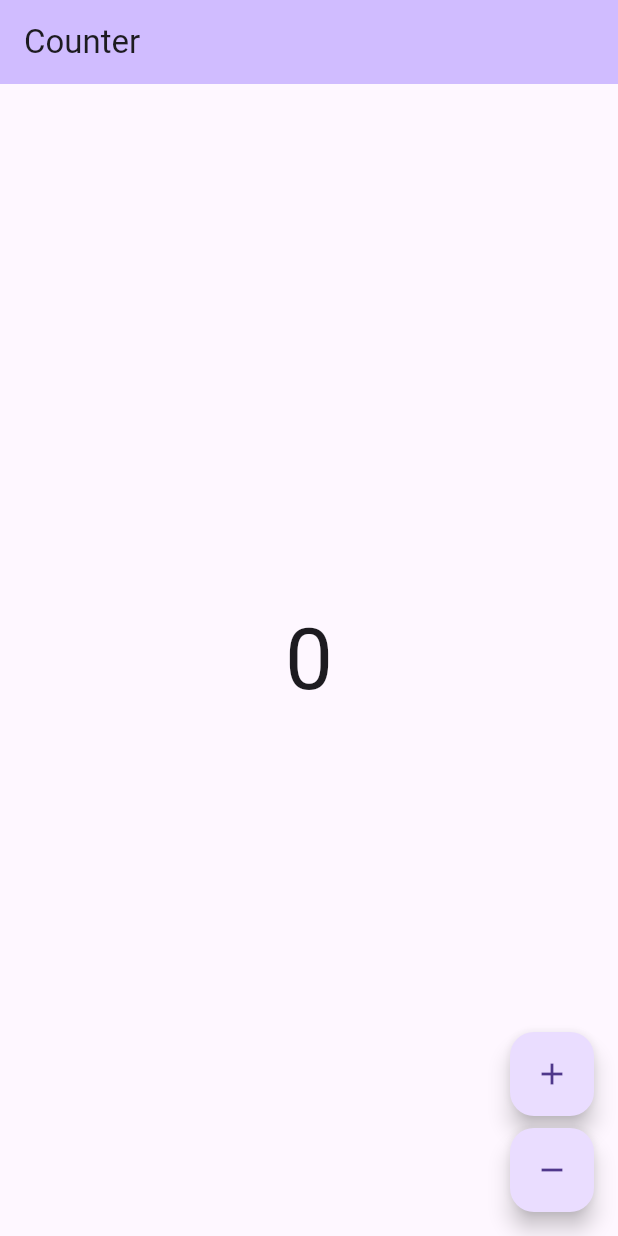
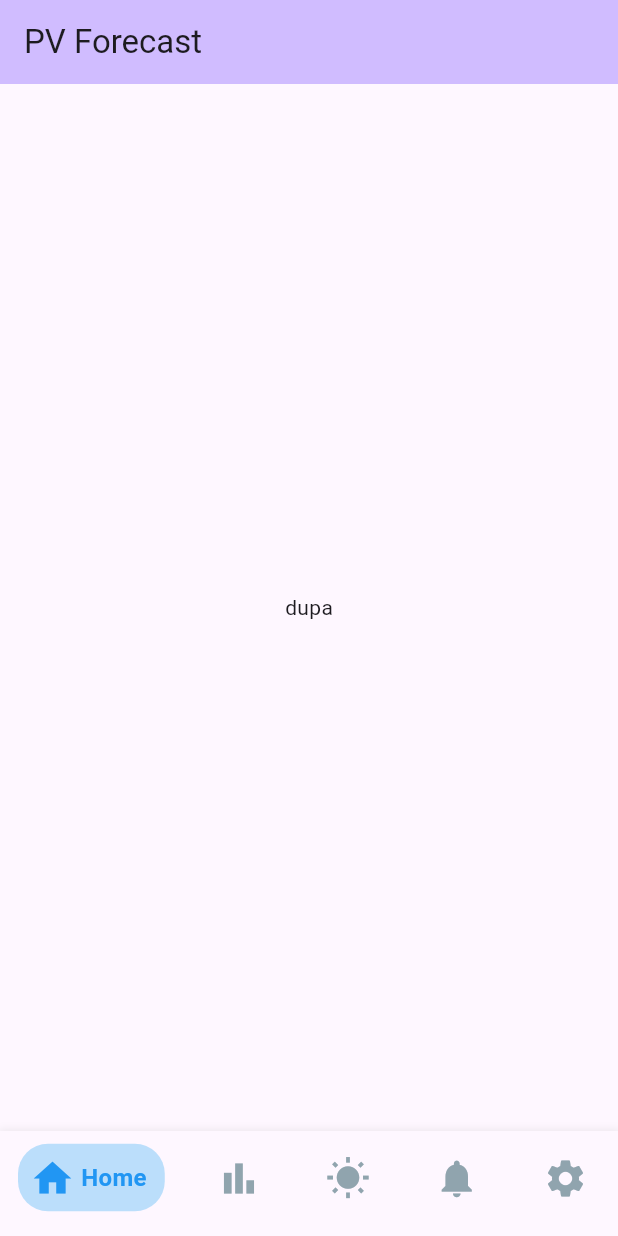
Before and after one commit to 7aku8/pv-forecast, a Flutter app: the screen it shows after launch, on a phone screen of 412 x 824 dp. Run offline on Flutter 3.47's test engine with Material 3 defaults, Android fonts, the light colour scheme and no system bars; our stand-ins replace bloc, nb_utils; generated files the repository leaves out were written again.

Commit message:
feat: bottom navigation bar

```diff
--- a/lib/app/view/app.dart
+++ b/lib/app/view/app.dart
@@ -1,5 +1,5 @@
 import 'package:flutter/material.dart';
-import 'package:pv_forecast/counter/counter.dart';
+import 'package:pv_forecast/dashboard/view/dashboard_page.dart';
 import 'package:pv_forecast/l10n/l10n.dart';
 
 class App extends StatelessWidget {
@@ -16,7 +16,7 @@ class App extends StatelessWidget {
       ),
       localizationsDelegates: AppLocalizations.localizationsDelegates,
       supportedLocales: AppLocalizations.supportedLocales,
-      home: const CounterPage(),
+      home: const DashboardPage(),
     );
   }
 }
--- /dev/null
+++ b/lib/components/bottom_nav.dart
@@ -0,0 +1,102 @@
+import 'package:flutter/material.dart';
+import 'package:nb_utils/nb_utils.dart';
+
+class BottomNav extends StatefulWidget {
+  const BottomNav({super.key});
+
+  @override
+  State<BottomNav> createState() => _BottomNavState();
+}
+
+class _BottomNavState extends State<BottomNav> {
+  List<IconData> navbarIcons = [
+    Icons.home,
+    Icons.bar_chart,
+    Icons.wb_sunny,
+    Icons.notifications,
+    Icons.settings,
+  ];
+
+  List widgets = <Widget>[
+    Center(child: Text('Home', style: boldTextStyle(size: 24))),
+    Center(child: Text('Dashboard', style: boldTextStyle(size: 24))),
+    Center(child: Text('Live data', style: boldTextStyle(size: 24))),
+    Center(child: Text('Alerts', style: boldTextStyle(size: 24))),
+    Center(child: Text('Settings', style: boldTextStyle(size: 24))),
+  ];
+
+  List<String> bottomNavigationName = [
+    'Home',
+    'Search',
+    'Gallery',
+    'Favorite',
+    'Profile',
+  ];
+
+  List<Color> color = [
+    Colors.blue,
+    Colors.orange,
+    Colors.purple,
+    Colors.red,
+    Colors.green,
+  ];
+
+  List<Color> colorShade = [
+    Colors.blue.shade100,
+    Colors.orange.shade100,
+    Colors.purple.shade100,
+    Colors.red.shade100,
+    Colors.green.shade100,
+  ];
+
+  int selectedIndex = 0;
+
+  @override
+  Widget build(BuildContext context) {
+    return Container(
+      padding: const EdgeInsets.only(bottom: 16, left: 12, right: 12, top: 8),
+      height: 70,
+      decoration: boxDecorationDefault(
+        borderRadius: radius(0),
+        color: context.cardColor,
+      ),
+      child: Row(
+        mainAxisAlignment: MainAxisAlignment.spaceBetween,
+        children: navbarIcons.map(
+          (e) {
+            final i = navbarIcons.indexOf(e);
+            return AnimatedContainer(
+              duration: const Duration(milliseconds: 500),
+              padding: const EdgeInsets.all(8),
+              height: 45,
+              decoration: BoxDecoration(
+                color: i == selectedIndex ? colorShade[i] : context.cardColor,
+                borderRadius: radius(20),
+              ),
+              child: Row(
+                mainAxisSize: MainAxisSize.min,
+                children: [
+                  Icon(
+                    e,
+                    size: 30,
+                    color: i == selectedIndex ? color[i] : Colors.blueGrey[300],
+                  ).onTap(
+                    () {
+                      selectedIndex = i;
+                      setState(() {});
+                    },
+                    splashColor: context.cardColor,
+                  ),
+                  Text(
+                    bottomNavigationName[i],
+                    style: boldTextStyle(color: color[i]),
+                  ).paddingSymmetric(horizontal: 4).visible(i == selectedIndex),
+                ],
+              ),
+            );
+          },
+        ).toList(),
+      ),
+    );
+  }
+}
--- a/lib/counter/counter.dart
+++ /dev/null
@@ -1,2 +0,0 @@
-export 'cubit/counter_cubit.dart';
-export 'view/counter_page.dart';
--- a/lib/counter/cubit/counter_cubit.dart
+++ /dev/null
@@ -1,8 +0,0 @@
-import 'package:bloc/bloc.dart';
-
-class CounterCubit extends Cubit<int> {
-  CounterCubit() : super(0);
-
-  void increment() => emit(state + 1);
-  void decrement() => emit(state - 1);
-}
--- a/lib/counter/view/counter_page.dart
+++ /dev/null
@@ -1,55 +0,0 @@
-import 'package:flutter/material.dart';
-import 'package:flutter_bloc/flutter_bloc.dart';
-import 'package:pv_forecast/counter/counter.dart';
-import 'package:pv_forecast/l10n/l10n.dart';
-
-class CounterPage extends StatelessWidget {
-  const CounterPage({super.key});
-
-  @override
-  Widget build(BuildContext context) {
-    return BlocProvider(
-      create: (_) => CounterCubit(),
-      child: const CounterView(),
-    );
-  }
-}
-
-class CounterView extends StatelessWidget {
-  const CounterView({super.key});
-
-  @override
-  Widget build(BuildContext context) {
-    final l10n = context.l10n;
-    return Scaffold(
-      appBar: AppBar(title: Text(l10n.counterAppBarTitle)),
-      body: const Center(child: CounterText()),
-      floatingActionButton: Column(
-        mainAxisAlignment: MainAxisAlignment.end,
-        crossAxisAlignment: CrossAxisAlignment.end,
-        children: [
-          FloatingActionButton(
-            onPressed: () => context.read<CounterCubit>().increment(),
-            child: const Icon(Icons.add),
-          ),
-          const SizedBox(height: 8),
-          FloatingActionButton(
-            onPressed: () => context.read<CounterCubit>().decrement(),
-            child: const Icon(Icons.remove),
-          ),
-        ],
-      ),
-    );
-  }
-}
-
-class CounterText extends StatelessWidget {
-  const CounterText({super.key});
-
-  @override
-  Widget build(BuildContext context) {
-    final theme = Theme.of(context);
-    final count = context.select((CounterCubit cubit) => cubit.state);
-    return Text('$count', style: theme.textTheme.displayLarge);
-  }
-}
--- /dev/null
+++ b/lib/dashboard/dashboard.dart
@@ -0,0 +1 @@
+export 'view/dashboard_page.dart';
--- /dev/null
+++ b/lib/dashboard/view/dashboard_page.dart
@@ -0,0 +1,20 @@
+import 'package:flutter/material.dart';
+import 'package:pv_forecast/components/bottom_nav.dart';
+
+class DashboardPage extends StatefulWidget {
+  const DashboardPage({super.key});
+
+  @override
+  State<DashboardPage> createState() => _DashboardPageState();
+}
+
+class _DashboardPageState extends State<DashboardPage> {
+  @override
+  Widget build(BuildContext context) {
+    return Scaffold(
+      appBar: AppBar(title: const Text('PV Forecast')),
+      body: const Center(child: Text('dupa')),
+      bottomNavigationBar: const BottomNav(),
+    );
+  }
+}
--- a/pubspec.yaml
+++ b/pubspec.yaml
@@ -14,6 +14,7 @@ dependencies:
   flutter_localizations:
     sdk: flutter
   intl: ^0.19.0
+  nb_utils: ^7.0.9
 
 dev_dependencies:
   bloc_test: ^9.1.7
```
Also changed, not shown: pubspec.lock, 8 other files.
